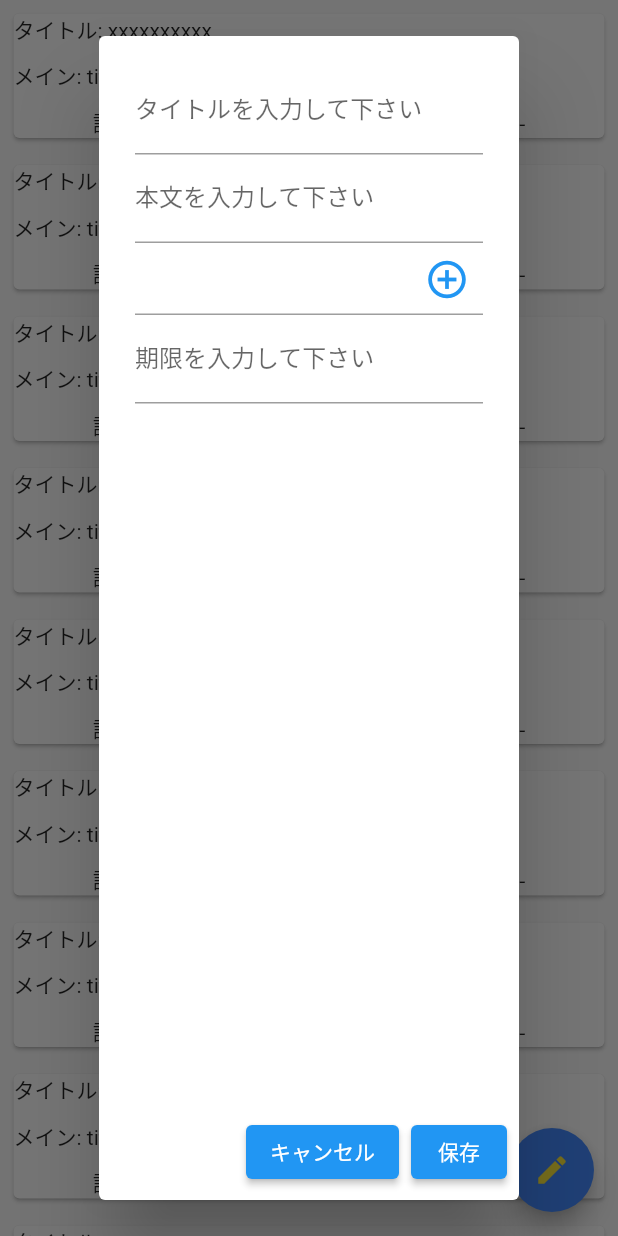
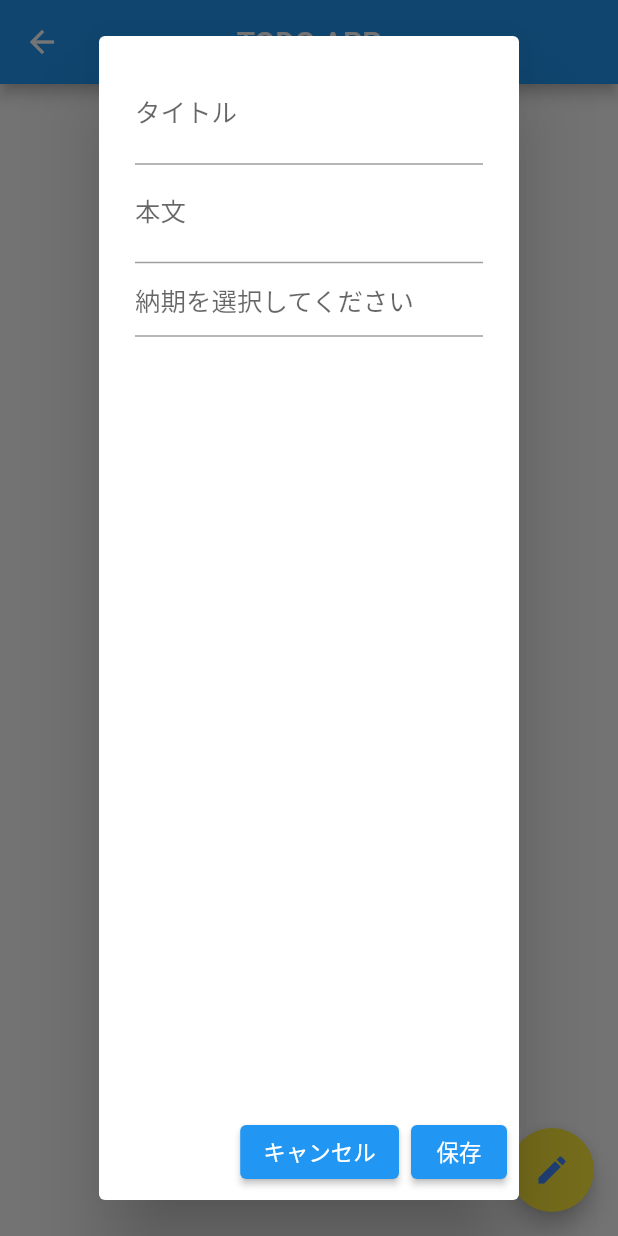
Before and after one commit to gitknkn/flutter_tutorial, a Flutter app: the ToDosScreen screen opened by its route, after a tap on the "edit" icon, on a phone screen of 412 x 824 dp. Run offline on Flutter 3.47's test engine with Material 2 defaults, Android fonts, the light colour scheme and no system bars; drawn by our look-alikes of date_time_picker; our stand-ins replace badges, dio, flutter_riverpod, flutter_slidable, freezed_annotation, moor and 4 more; accounts and stored records are empty; generated files the repository leaves out were written again.

Commit message:
moor課題完成

```diff
--- a/lib/moor_todo/db/db.dart
+++ b/lib/moor_todo/db/db.dart
@@ -28,26 +28,36 @@ LazyDatabase _openConnection() {
 class MyDatabase extends _$MyDatabase {
   MyDatabase() : super(_openConnection());
 
+  static MyDatabase _instance;
+
+  // シングルトン？
+  static MyDatabase getInstance() {
+    if (_instance == null) {
+      _instance = MyDatabase();
+    }
+    return _instance;
+  }
+
   @override
   int get schemaVersion => 1;
 
   // 全てのtodoを取得(読み取り) read
-  Future<List<Todo>> get allTodoEntries {
+  Future<List<Todo>> allTodoData() {
     return select(todos).get();
   }
 
   // テーブルにデーター追加 create
-  Future<int> addTodoEntry(TodosCompanion data) {
+  Future<int> addTodoData(Todo data) {
     return into(todos).insert(data);
   }
 
   // 変更された行を返す update
-  Future<int> updateTodo(int id, TodosCompanion data) {
-    return (update(todos)..where((it) => it.id.equals(id))).write(data);
+  Future updateTodoDate(Todo data) {
+    return update(todos).replace(data);
   }
 
   // 変更された行を返す delete
-  Future<int> deleteTodo(int id) {
+  Future<int> deleteTodoData(int id) {
     return (delete(todos)..where((it) => it.id.equals(id))).go();
   }
 }
--- a/lib/moor_todo/repository/todo_repository.dart
+++ b/lib/moor_todo/repository/todo_repository.dart
@@ -1,29 +1,31 @@
 import 'package:youtube_demo/moor_todo/db/db.dart';
 
 class TodoRepository {
-  MyDatabase _mydatabase;
+  // MyDatabaseの静的インスタンスを生成した変数
+  MyDatabase _myDatabase;
 
+  // コンストラクター
   TodoRepository() {
-    _mydatabase = MyDatabase();
+    this._myDatabase = MyDatabase.getInstance();
   }
 
-  // データー取得
+  // 全データー取得
   Future<List<Todo>> getAllTodoItems() async {
-    return await _mydatabase.allTodoEntries;
+    return await _myDatabase.allTodoData();
   }
 
   // 追加
-  Future<int> addTodoItems(TodosCompanion data) async {
-    return await _mydatabase.addTodoEntry(data);
+  Future<int> addTodoItems(Todo data) async {
+    return await _myDatabase.addTodoData(data);
   }
 
   // 更新
-  Future updateTodoItems(int id, TodosCompanion data) async {
-    return await _mydatabase.updateTodo(id, data);
+  Future updateTodoItems(Todo data) async {
+    return await _myDatabase.updateTodoDate(data);
   }
 
   // 削除
   Future deleteTodoItems(int id) async {
-    return await _mydatabase.deleteTodo(id);
+    return await _myDatabase.deleteTodoData(id);
   }
 }
--- a/lib/moor_todo/screen/todo_screen.dart
+++ b/lib/moor_todo/screen/todo_screen.dart
@@ -1,134 +1,167 @@
-import 'dart:async';
-
+import 'package:date_time_picker/date_time_picker.dart';
+import 'package:flutter/cupertino.dart';
 import 'package:flutter/material.dart';
 import 'package:flutter_riverpod/flutter_riverpod.dart';
-// import 'package:flutter_state_notifier/flutter_state_notifier.dart';
+import 'package:flutter_slidable/flutter_slidable.dart';
+import 'package:youtube_demo/moor_todo/db/db.dart';
 import 'package:youtube_demo/moor_todo/screen/todo_screen_statenotifier.dart';
-import 'package:youtube_demo/moor_todo/state/todo_state.dart';
 
-final todoScreenStateNotifier =
+final todoStateNotifier =
     StateNotifierProvider((ref) => TodoScreenStateNotifier());
 
 class ToDosScreen extends ConsumerWidget {
+  final _formKey = GlobalKey<FormState>();
+
   @override
   Widget build(BuildContext context, ScopedReader watch) {
-    final state = watch(todoScreenStateNotifier.state);
+    final state = watch(todoStateNotifier.state);
+    Todo todoItems;
 
     return Scaffold(
-      body: SafeArea(
-        child: _createBody(context),
+      appBar: AppBar(
+        title: Text('TODO APP'),
+        centerTitle: true,
       ),
-      floatingActionButton: _createFloatingActionButton(context, state),
+      body: Stack(
+        children: [
+          Container(
+            child: Center(
+              child: state.isReadyData
+                  ? _createBody(state.todosItems, context)
+                  : Container(),
+            ),
+          ),
+          state.isLoading
+              ? Container(
+                  color: Color.fromARGB(128, 0, 0, 0),
+                  child: Center(
+                    child: CircularProgressIndicator(),
+                  ),
+                )
+              : Container(),
+        ],
+      ),
+      floatingActionButton: _createFloatingActionButton(context, todoItems),
     );
   }
 
-  Widget _createBody(BuildContext context) {
-    return Center(
-      child: ListView.builder(
-        // itemCount: list.length,
-        itemBuilder: (context, index) {
-          // final item = list[index];
-          return Column(children: [
-            _buildToDoItems(context),
-          ]);
+  Widget _createBody(List<Todo> todosItems, BuildContext context) {
+    print(todosItems.length);
+    return ListView.builder(
+      itemCount: todosItems.length,
+      itemBuilder: (context, i) {
+        final data = todosItems[i];
+        return _buildTodoList(context, data);
       },
-      ),
     );
   }
 
-  Widget _buildToDoItems(BuildContext context) {
-    return Padding(
-      padding: EdgeInsets.all(5),
-      child: Card(
+  Widget _buildTodoList(BuildContext context, Todo data) {
+    return Slidable(
+      actionPane: SlidableDrawerActionPane(),
+      actionExtentRatio: 0.2,
+      child: Column(
+        children: <Widget>[
+          Padding(
+            padding: EdgeInsets.all(8),
             child: Column(
               crossAxisAlignment: CrossAxisAlignment.start,
               children: [
-            Text('タイトル: xxxxxxxxxx'),
-            SizedBox(height: 10),
-            Text('メイン: titletitletitle'),
-            SizedBox(height: 10),
+                SizedBox(height: 8),
+                Text('タイトル: ${data.title}'),
+                SizedBox(height: 8),
+                Text('本文: ${data.mainText}'),
+                SizedBox(height: 12),
                 Row(
-              mainAxisAlignment: MainAxisAlignment.spaceAround,
+                  mainAxisAlignment: MainAxisAlignment.start,
                   children: [
-                Text('記入日: ----/--/--'),
-                // SizedBox(width: 20),
-                Text('納期日: ----/--/--'),
+                    Text('記入日: ${data.date.toString()}'),
+                    SizedBox(width: 16),
+                    Text('納期: ${data.deadLine}'),
                   ],
                 ),
               ],
             ),
           ),
+          Divider(height: 0, color: Colors.blueAccent.shade100),
+        ],
+      ),
+      secondaryActions: <Widget>[
+        IconSlideAction(
+          caption: '削除',
+          color: Colors.redAccent,
+          icon: Icons.delete,
+          onTap: () {
+            context.read(todoStateNotifier).deleteTodo(data);
+          },
+        ),
+      ],
     );
   }
 
-  Widget _createFloatingActionButton(BuildContext context, TodoState state) {
+  Widget _createFloatingActionButton(BuildContext context, Todo todoItems) {
     return FloatingActionButton(
-      backgroundColor: Colors.blueAccent,
-      child: Icon(Icons.edit, color: Colors.yellow),
+      backgroundColor: Colors.yellow,
+      child: Icon(Icons.edit, color: Colors.blueAccent),
       onPressed: () {
         showDialog(
           context: context,
-          builder: (_) => _buildAlertDailog(context, state),
+          builder: (_) => _buildTodoDialog(context, todoItems),
         );
       },
     );
   }
 
-  Widget _buildAlertDailog(BuildContext context, TodoState state) {
-    TextEditingController _titleController = TextEditingController();
-    TextEditingController _mainTextController = TextEditingController();
-    TextEditingController _deadlineController = TextEditingController();
-    // final date = DateTime.now();
-
-    Future<void> _selectDate(BuildContext context) async {
-      final DateTime date = await showDatePicker(
-        context: context,
-        initialDate: DateTime.now(),
-        firstDate: DateTime(DateTime.now().year),
-        lastDate: DateTime(DateTime.now().year + 1),
-      );
-      if (date == null) {
-        return Text('キャンセルしました');
-      }
-    }
+  Widget _buildTodoDialog(BuildContext context, Todo todoItems) {
+    final dateNow = DateTime.now();
+    TextEditingController _titleCtrl = TextEditingController();
+    TextEditingController _mainTextCtrl = TextEditingController();
+    TextEditingController _deadLineCtrl = TextEditingController();
 
     return AlertDialog(
-      content: Column(
-        children: [
-          TextField(
-            controller: _titleController,
+      content: Form(
+        key: _formKey,
+        child: Column(
+          mainAxisAlignment: MainAxisAlignment.start,
+          children: <Widget>[
+            TextFormField(
+              controller: _titleCtrl,
               decoration: const InputDecoration(
-              labelText: 'タイトルを入力して下さい',
+                hintText: 'タイトルを入力',
+                labelText: 'タイトル',
               ),
+              validator: (String value) {
+                return value.isEmpty ? 'タイトルを入力して下さい' : null;
+              },
             ),
-          TextField(
-            controller: _mainTextController,
+            TextFormField(
+              controller: _mainTextCtrl,
               decoration: const InputDecoration(
-              labelText: '本文を入力して下さい',
+                hintText: '本文を入力',
+                labelText: '本文',
               ),
+              validator: (String value) {
+                return value.isEmpty ? '本文を入力して下さい' : null;
+              },
             ),
-          TextField(
+            DateTimePicker(
+              controller: _deadLineCtrl,
+              dateMask: 'yyyy-MM-dd',
+              type: DateTimePickerType.date,
+              firstDate: DateTime(DateTime.now().year),
+              lastDate: DateTime(DateTime.now().year + 5),
+              locale: const Locale('ja'),
               decoration: InputDecoration(
-              // labelText: '日付を選択して下さい',
-              suffixIcon: IconButton(
-                iconSize: 30,
-                onPressed: () {
-                  _selectDate(context);
+                hintText: '納期を選択してください',
+              ),
+              validator: (value) {
+                return value.isEmpty ? '納期を選択して下さい' : null;
               },
-                color: Colors.blue,
-                icon: Icon(Icons.add_circle_outline),
-              ),
-            ),
-          ),
-          TextField(
-            controller: _deadlineController,
-            decoration: const InputDecoration(
-              labelText: '期限を入力して下さい',
-            ),
             ),
           ],
         ),
-      actions: [
+      ),
+      actions: <Widget>[
         ElevatedButton(
           child: Text('キャンセル'),
           onPressed: () {
@@ -137,12 +170,21 @@ class ToDosScreen extends ConsumerWidget {
         ),
         ElevatedButton(
           child: Text('保存'),
-            onPressed: () {
-              // context.read(todoScreenStateNotifier).writeTodo(
-              //
-              // );
+          onPressed: () async {
+            final formatter = DateFormat('yyyy-MM-dd');
+            var todoData = Todo(
+              id: null,
+              title: _titleCtrl.text,
+              mainText: _mainTextCtrl.text,
+              date: formatter.format(dateNow),
+              deadLine: _deadLineCtrl.text,
+            );
+            if (_formKey.currentState.validate()) {
+              await context.read(todoStateNotifier).writeTodo(todoData);
               Navigator.pop(context);
-            }),
+            }
+          },
+        )
       ],
     );
   }
--- a/lib/moor_todo/screen/todo_screen_statenotifier.dart
+++ b/lib/moor_todo/screen/todo_screen_statenotifier.dart
@@ -13,29 +13,24 @@ class TodoScreenStateNotifier extends StateNotifier<TodoState> {
 
   saveTodo() async {
     state = state.copyWith(isLoading: true);
-
-    final todoItem = await _repository.getAllTodoItems();
-
+    final allTodoItems = await _repository.getAllTodoItems();
     state = state.copyWith(
       isLoading: false,
       isReadyData: true,
-      todosItems: todoItem,
+      // _repository.getAllTodoItems()で読み込んだデータを代入
+      todosItems: allTodoItems,
     );
   }
 
-  writeTodo(int id, TodosCompanion data) async {
+  writeTodo(Todo data) async {
     state = state.copyWith(isLoading: true);
-
-    await _repository.updateTodoItems(id, data);
-
+    await _repository.addTodoItems(data);
     saveTodo();
   }
 
-  deleteTodo(int id) async {
+  deleteTodo(Todo data) async {
     state = state.copyWith(isLoading: true);
-
-    await _repository.deleteTodoItems(id);
-
+    await _repository.deleteTodoItems(data.id);
     saveTodo();
   }
 }
```
Also changed, not shown: lib/main.dart (+7 -0 lines), pubspec.yaml (+9 -2 lines), pubspec.lock, 1 other file. Lines whose indentation alone changed are shown as unchanged.
